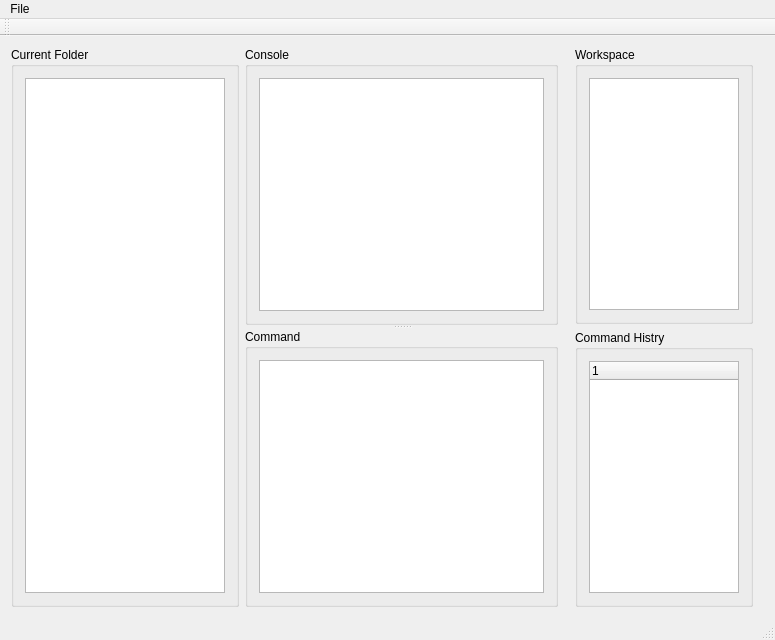
First picture: the form in CalcApp/calcapp.ui, repository grzegorz-kap/Calc, before the edit.
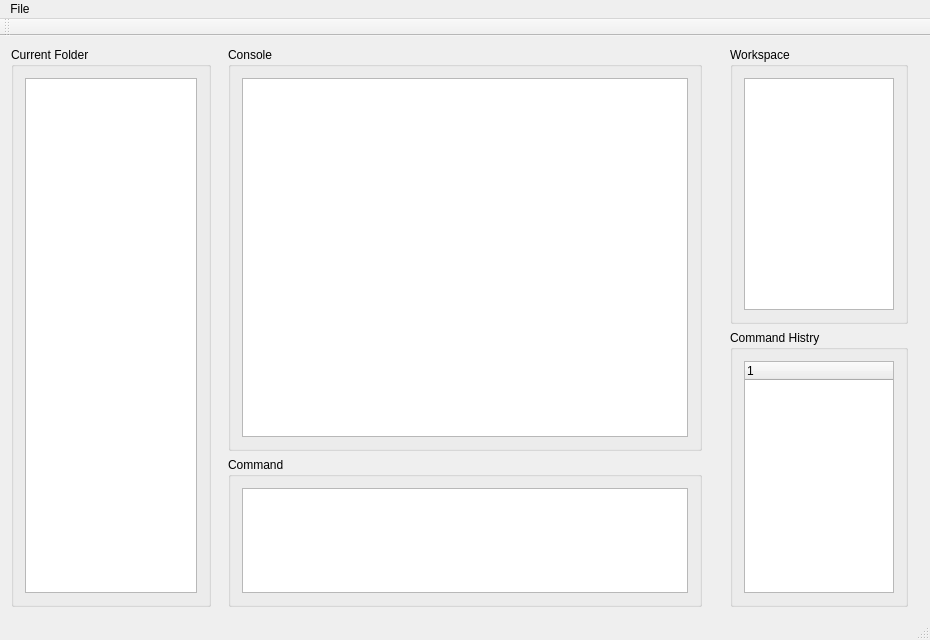
Second picture: the form after the edit. Custom widgets are drawn as their Qt base class.

Commit message: GUI changes - splitter remove

```diff
--- a/CalcApp/calcapp.ui
+++ b/CalcApp/calcapp.ui
@@ -6,7 +6,7 @@
    <rect>
     <x>0</x>
     <y>0</y>
-    <width>775</width>
+    <width>930</width>
     <height>640</height>
    </rect>
   </property>
@@ -17,6 +17,12 @@
    <layout class="QHBoxLayout" name="horizontalLayout">
     <item>
      <widget class="QGroupBox" name="files_box">
+      <property name="maximumSize">
+       <size>
+        <width>200</width>
+        <height>16777215</height>
+       </size>
+      </property>
       <property name="title">
        <string>Current Folder</string>
       </property>
@@ -38,16 +44,15 @@
      </widget>
     </item>
     <item>
-     <widget class="QSplitter" name="splitter">
-      <property name="sizePolicy">
-       <sizepolicy hsizetype="Preferred" vsizetype="Preferred">
-        <horstretch>30</horstretch>
-        <verstretch>0</verstretch>
-       </sizepolicy>
-      </property>
-      <property name="orientation">
-       <enum>Qt::Vertical</enum>
-      </property>
+     <widget class="QWidget" name="widget_2" native="true">
+      <layout class="QVBoxLayout" name="verticalLayout_8">
+       <property name="topMargin">
+        <number>0</number>
+       </property>
+       <property name="bottomMargin">
+        <number>0</number>
+       </property>
+       <item>
       <widget class="QGroupBox" name="console_box">
        <property name="baseSize">
         <size>
@@ -67,7 +72,15 @@
         </item>
        </layout>
       </widget>
+       </item>
+       <item>
       <widget class="QGroupBox" name="commandLine_box">
+         <property name="maximumSize">
+          <size>
+           <width>16777215</width>
+           <height>150</height>
+          </size>
+         </property>
        <property name="title">
         <string>Command</string>
        </property>
@@ -84,6 +97,8 @@
         </item>
        </layout>
       </widget>
+       </item>
+      </layout>
      </widget>
     </item>
     <item>
@@ -141,7 +156,7 @@
     <rect>
      <x>0</x>
      <y>0</y>
-     <width>775</width>
+     <width>930</width>
      <height>21</height>
     </rect>
    </property>
```
Left out of the diff: 8 changed lines with no effect on the pictures. Lines whose indentation alone changed are shown as unchanged. The commit also changes 2 other files.
